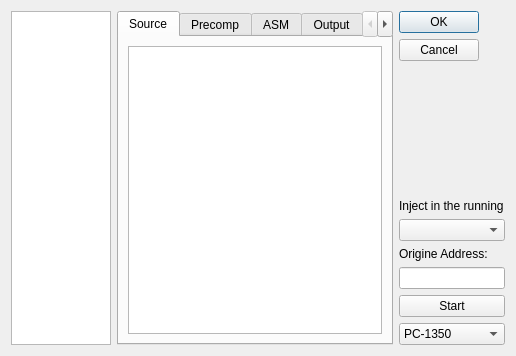
This is ui/dialogide.ui in TheProjecter/pockemul as Qt 5 draws it before an edit. The edited form follows.
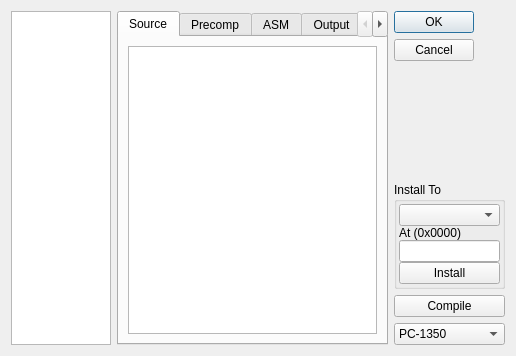
This is the edited form.

```diff
--- a/ui/dialogide.ui
+++ b/ui/dialogide.ui
@@ -116,6 +116,9 @@
      </item>
      <item>
       <layout class="QVBoxLayout" name="verticalLayout">
+       <property name="sizeConstraint">
+        <enum>QLayout::SetMinimumSize</enum>
+       </property>
        <item>
         <widget class="QDialogButtonBox" name="buttonBox">
          <property name="orientation">
@@ -127,29 +130,82 @@
         </widget>
        </item>
        <item>
-        <widget class="QLabel" name="label_2">
-         <property name="text">
-          <string>Inject in the running</string>
+        <widget class="QGroupBox" name="groupBox">
+         <property name="minimumSize">
+          <size>
+           <width>0</width>
+           <height>0</height>
+          </size>
          </property>
-        </widget>
-       </item>
-       <item>
-        <widget class="QComboBox" name="injectCB"/>
-       </item>
-       <item>
-        <widget class="QLabel" name="label">
-         <property name="text">
-          <string>Origine Address:</string>
+         <property name="title">
+          <string>Install To</string>
          </property>
+         <layout class="QVBoxLayout" name="verticalLayout_3">
+          <property name="spacing">
+           <number>2</number>
+          </property>
+          <property name="margin">
+           <number>2</number>
+          </property>
+          <item>
+           <layout class="QVBoxLayout" name="verticalLayout_2">
+            <property name="spacing">
+             <number>0</number>
+            </property>
+            <property name="sizeConstraint">
+             <enum>QLayout::SetMinimumSize</enum>
+            </property>
+            <property name="leftMargin">
+             <number>0</number>
+            </property>
+            <property name="topMargin">
+             <number>0</number>
+            </property>
+            <property name="rightMargin">
+             <number>0</number>
+            </property>
+            <item>
+             <widget class="QComboBox" name="injectCB"/>
+            </item>
+            <item>
+             <widget class="QLabel" name="label">
+              <property name="text">
+               <string>At (0x0000)</string>
+              </property>
+             </widget>
+            </item>
+            <item>
+             <widget class="QLineEdit" name="origEdit">
+              <property name="sizePolicy">
+               <sizepolicy hsizetype="Preferred" vsizetype="Fixed">
+                <horstretch>0</horstretch>
+                <verstretch>0</verstretch>
+               </sizepolicy>
+              </property>
+              <property name="inputMask">
+               <string/>
+              </property>
+              <property name="text">
+               <string/>
+              </property>
+             </widget>
+            </item>
+            <item>
+             <widget class="QPushButton" name="installPB">
+              <property name="text">
+               <string>Install</string>
+              </property>
+             </widget>
+            </item>
+           </layout>
+          </item>
+         </layout>
         </widget>
        </item>
-       <item>
-        <widget class="QLineEdit" name="origEdit"/>
-       </item>
        <item>
         <widget class="QPushButton" name="startButton">
          <property name="text">
-          <string>Start</string>
+          <string>Compile</string>
          </property>
         </widget>
        </item>
```
